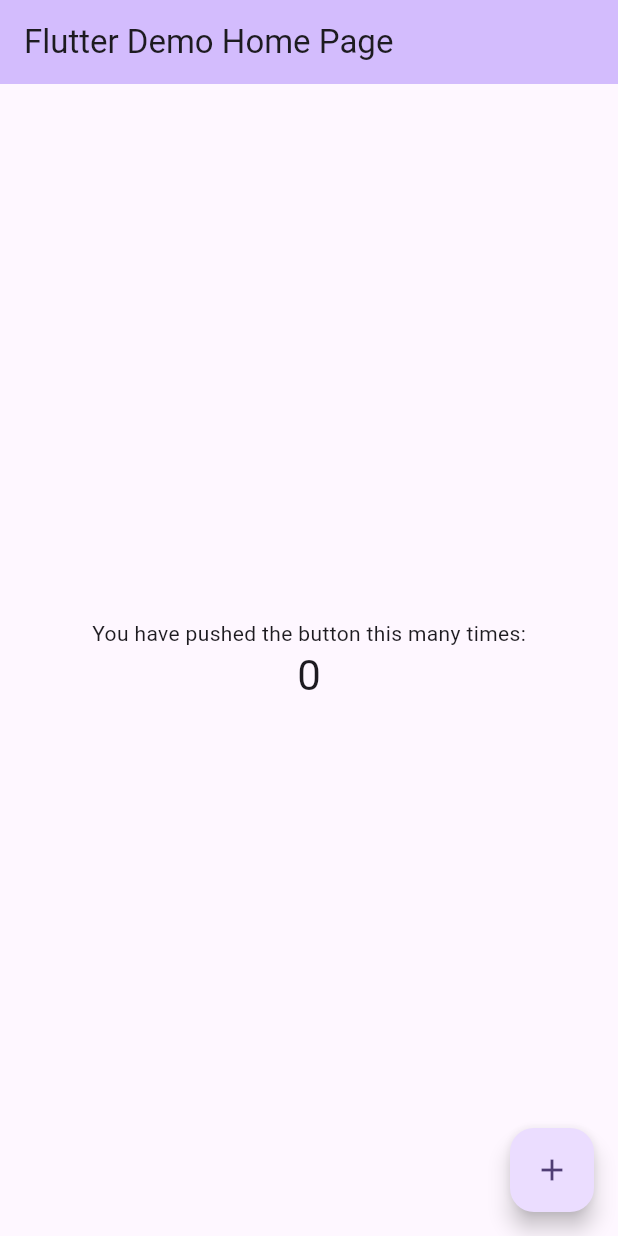
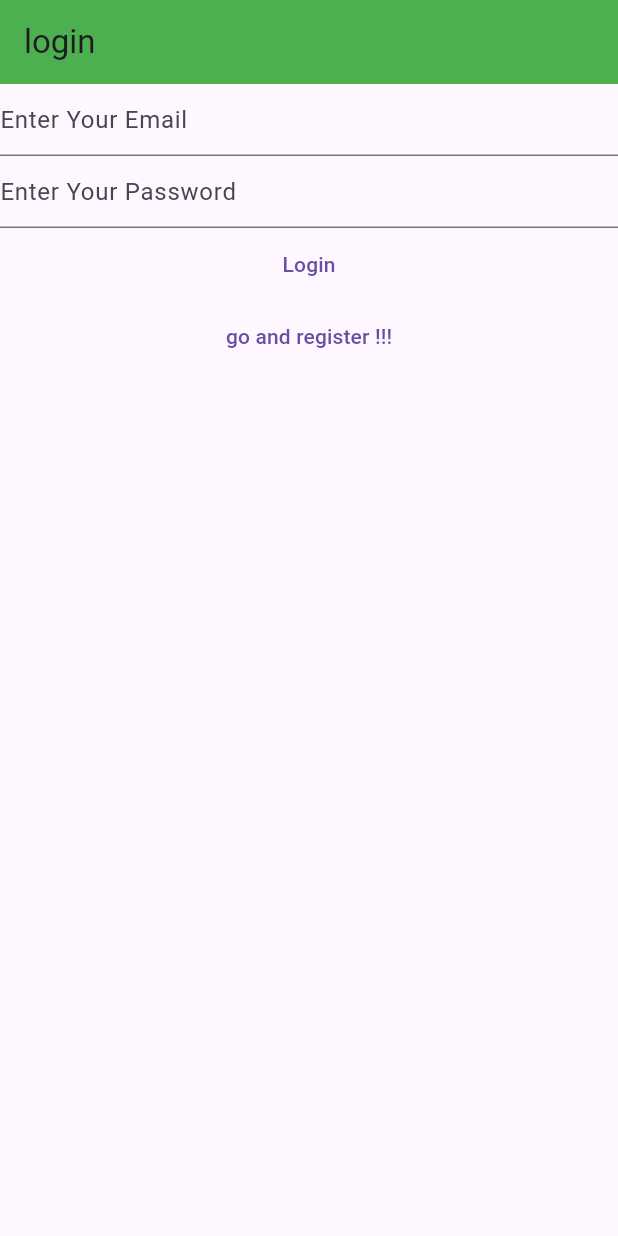
Before and after one commit to ahmedzghal-dev/my_notes_flutter_app, a Flutter app: the screen it shows after launch, on a phone screen of 412 x 824 dp. Run offline on Flutter 3.47's test engine with Material 3 defaults, Android fonts, the phone set to English and light mode, and no system bars; our stand-ins replace firebase_auth, firebase_core; accounts and stored records are empty.

Commit message:
my notes

```diff
--- a/lib/main.dart
+++ b/lib/main.dart
@@ -1,125 +1,20 @@
 import 'package:flutter/material.dart';
+import 'package:my_notes/views/home_view.dart';
+import 'package:my_notes/views/login_view.dart';
+import 'package:my_notes/views/register_view.dart';
 
 void main() {
-  runApp(const MyApp());
+  WidgetsFlutterBinding.ensureInitialized();
+  runApp(
+    MaterialApp(
+      debugShowCheckedModeBanner: false,
+      title: 'flutter demo',
+      theme: ThemeData(primarySwatch: Colors.blue),
+      home: HomePage(),
+      routes: {
+        '/login/': (context) => const LoginView(),
+        '/register/': (context) => const RegisterView(),
+      },
+    ),
+  );
 }
-
-class MyApp extends StatelessWidget {
-  const MyApp({super.key});
-
-  // This widget is the root of your application.
-  @override
-  Widget build(BuildContext context) {
-    return MaterialApp(
-      title: 'Flutter Demo',
-      theme: ThemeData(
-        // This is the theme of your application.
-        //
-        // TRY THIS: Try running your application with "flutter run". You'll see
-        // the application has a purple toolbar. Then, without quitting the app,
-        // try changing the seedColor in the colorScheme below to Colors.green
-        // and then invoke "hot reload" (save your changes or press the "hot
-        // reload" button in a Flutter-supported IDE, or press "r" if you used
-        // the command line to start the app).
-        //
-        // Notice that the counter didn't reset back to zero; the application
-        // state is not lost during the reload. To reset the state, use hot
-        // restart instead.
-        //
-        // This works for code too, not just values: Most code changes can be
-        // tested with just a hot reload.
-        colorScheme: ColorScheme.fromSeed(seedColor: Colors.deepPurple),
-        useMaterial3: true,
-      ),
-      home: const MyHomePage(title: 'Flutter Demo Home Page'),
-    );
-  }
-}
-
-class MyHomePage extends StatefulWidget {
-  const MyHomePage({super.key, required this.title});
-
-  // This widget is the home page of your application. It is stateful, meaning
-  // that it has a State object (defined below) that contains fields that affect
-  // how it looks.
-
-  // This class is the configuration for the state. It holds the values (in this
-  // case the title) provided by the parent (in this case the App widget) and
-  // used by the build method of the State. Fields in a Widget subclass are
-  // always marked "final".
-
-  final String title;
-
-  @override
-  State<MyHomePage> createState() => _MyHomePageState();
-}
-
-class _MyHomePageState extends State<MyHomePage> {
-  int _counter = 0;
-
-  void _incrementCounter() {
-    setState(() {
-      // This call to setState tells the Flutter framework that something has
-      // changed in this State, which causes it to rerun the build method below
-      // so that the display can reflect the updated values. If we changed
-      // _counter without calling setState(), then the build method would not be
-      // called again, and so nothing would appear to happen.
-      _counter++;
-    });
-  }
-
-  @override
-  Widget build(BuildContext context) {
-    // This method is rerun every time setState is called, for instance as done
-    // by the _incrementCounter method above.
-    //
-    // The Flutter framework has been optimized to make rerunning build methods
-    // fast, so that you can just rebuild anything that needs updating rather
-    // than having to individually change instances of widgets.
-    return Scaffold(
-      appBar: AppBar(
-        // TRY THIS: Try changing the color here to a specific color (to
-        // Colors.amber, perhaps?) and trigger a hot reload to see the AppBar
-        // change color while the other colors stay the same.
-        backgroundColor: Theme.of(context).colorScheme.inversePrimary,
-        // Here we take the value from the MyHomePage object that was created by
-        // the App.build method, and use it to set our appbar title.
-        title: Text(widget.title),
-      ),
-      body: Center(
-        // Center is a layout widget. It takes a single child and positions it
-        // in the middle of the parent.
-        child: Column(
-          // Column is also a layout widget. It takes a list of children and
-          // arranges them vertically. By default, it sizes itself to fit its
-          // children horizontally, and tries to be as tall as its parent.
-          //
-          // Column has various properties to control how it sizes itself and
-          // how it positions its children. Here we use mainAxisAlignment to
-          // center the children vertically; the main axis here is the vertical
-          // axis because Columns are vertical (the cross axis would be
-          // horizontal).
-          //
-          // TRY THIS: Invoke "debug painting" (choose the "Toggle Debug Paint"
-          // action in the IDE, or press "p" in the console), to see the
-          // wireframe for each widget.
-          mainAxisAlignment: MainAxisAlignment.center,
-          children: <Widget>[
-            const Text(
-              'You have pushed the button this many times:',
-            ),
-            Text(
-              '$_counter',
-              style: Theme.of(context).textTheme.headlineMedium,
-            ),
-          ],
-        ),
-      ),
-      floatingActionButton: FloatingActionButton(
-        onPressed: _incrementCounter,
-        tooltip: 'Increment',
-        child: const Icon(Icons.add),
-      ), // This trailing comma makes auto-formatting nicer for build methods.
-    );
-  }
-}
--- /dev/null
+++ b/lib/views/home_view.dart
@@ -0,0 +1,33 @@
+import 'package:firebase_auth/firebase_auth.dart';
+import 'package:firebase_core/firebase_core.dart';
+import 'package:flutter/material.dart';
+import 'package:my_notes/firebase_options.dart';
+import 'package:my_notes/views/login_view.dart';
+
+class HomePage extends StatelessWidget {
+  const HomePage({super.key});
+
+  @override
+  Widget build(BuildContext context) {
+    return FutureBuilder(
+      future: Firebase.initializeApp(
+        options: DefaultFirebaseOptions.currentPlatform,
+      ),
+      builder: (context, snapshot) {
+        switch (snapshot.connectionState) {
+          case ConnectionState.done:
+            // final user = FirebaseAuth.instance.currentUser;
+            // print(user);
+            // if (user?.emailVerified ?? false) {
+            //   return const Text('Done');
+            // } else {
+            //   return const VerifyEmailView();
+            // }
+            return LoginView();
+          default:
+            return const CircularProgressIndicator();
+        }
+      },
+    );
+  }
+}
--- /dev/null
+++ b/lib/views/login_view.dart
@@ -0,0 +1,86 @@
+import 'package:firebase_auth/firebase_auth.dart';
+import 'package:flutter/material.dart';
+
+class LoginView extends StatefulWidget {
+  const LoginView({super.key});
+
+  @override
+  State<LoginView> createState() => _LoginViewState();
+}
+
+class _LoginViewState extends State<LoginView> {
+  late final TextEditingController _email;
+  late final TextEditingController _password;
+
+  @override
+  void initState() {
+    _email = TextEditingController();
+    _password = TextEditingController();
+    super.initState();
+  }
+
+  @override
+  void dispose() {
+    _email.dispose();
+    _password.dispose();
+    super.dispose();
+  }
+
+  @override
+  Widget build(BuildContext context) {
+    return Scaffold(
+      appBar: AppBar(
+        backgroundColor: Colors.green,
+        title: Text("login"),
+      ),
+      body: Column(
+        children: [
+          TextField(
+            controller: _email,
+            enableSuggestions: false,
+            autocorrect: false,
+            keyboardType: TextInputType.emailAddress,
+            decoration: InputDecoration(hintText: 'Enter Your Email'),
+          ),
+          TextField(
+            controller: _password,
+            obscureText: true,
+            enableSuggestions: false,
+            autocorrect: false,
+            decoration: InputDecoration(hintText: 'Enter Your Password'),
+          ),
+          TextButton(
+            onPressed: () async {
+              final email = _email.text;
+              final password = _password.text;
+              try {
+                final userCredential =
+                    await FirebaseAuth.instance.signInWithEmailAndPassword(
+                  email: email,
+                  password: password,
+                );
+                print(userCredential);
+              } on FirebaseAuthException catch (e) {
+                if (e.code == 'user-not-found') {
+                  print('User not found');
+                } else if (e.code == 'wrong password') {
+                  print('wrong password');
+                }
+              }
+            },
+            child: Text('Login'),
+          ),
+          TextButton(
+            onPressed: () {
+              Navigator.of(context).pushNamedAndRemoveUntil(
+                '/register/',
+                (route) => false,
+              );
+            },
+            child: Text('go and register !!!'),
+          ),
+        ],
+      ),
+    );
+  }
+}
--- /dev/null
+++ b/lib/views/register_view.dart
@@ -0,0 +1,90 @@
+import 'package:firebase_auth/firebase_auth.dart';
+import 'package:firebase_core/firebase_core.dart';
+import 'package:flutter/material.dart';
+import 'package:my_notes/firebase_options.dart';
+
+class RegisterView extends StatefulWidget {
+  const RegisterView({super.key});
+
+  @override
+  State<RegisterView> createState() => _RegisterViewState();
+}
+
+class _RegisterViewState extends State<RegisterView> {
+  late final TextEditingController _email;
+  late final TextEditingController _password;
+
+  @override
+  void initState() {
+    _email = TextEditingController();
+    _password = TextEditingController();
+    super.initState();
+  }
+
+  @override
+  void dispose() {
+    _email.dispose();
+    _password.dispose();
+    super.dispose();
+  }
+
+  @override
+  Widget build(BuildContext context) {
+    return Scaffold(
+      appBar: AppBar(
+        backgroundColor: Colors.blue,
+        title: Text("Register"),
+      ),
+      body: Column(
+        children: [
+          TextField(
+            controller: _email,
+            enableSuggestions: false,
+            autocorrect: false,
+            keyboardType: TextInputType.emailAddress,
+            decoration: InputDecoration(hintText: 'Enter Your Email'),
+          ),
+          TextField(
+            controller: _password,
+            obscureText: true,
+            enableSuggestions: false,
+            autocorrect: false,
+            decoration: InputDecoration(hintText: 'Enter Your Password'),
+          ),
+          TextButton(
+            onPressed: () async {
+              final email = _email.text;
+              final password = _password.text;
+              try {
+                final userCredential =
+                    await FirebaseAuth.instance.createUserWithEmailAndPassword(
+                  email: email,
+                  password: password,
+                );
+                print(userCredential);
+              } on FirebaseAuthException catch (e) {
+                if (e.code == 'weak-password') {
+                  print('weak password');
+                } else if (e.code == 'email-already-in-use') {
+                  print('email already in use');
+                } else if (e.code == 'invalid-email') {
+                  print('invalid email');
+                }
+              }
+            },
+            child: Text('Register'),
+          ),
+          TextButton(
+            onPressed: () {
+              Navigator.of(context).pushNamedAndRemoveUntil(
+                '/login/',
+                (route) => false,
+              );
+            },
+            child: Text('already registerd? Login'),
+          )
+        ],
+      ),
+    );
+  }
+}
--- a/pubspec.yaml
+++ b/pubspec.yaml
@@ -34,6 +34,8 @@ dependencies:
   # The following adds the Cupertino Icons font to your application.
   # Use with the CupertinoIcons class for iOS style icons.
   cupertino_icons: ^1.0.8
+  firebase_core: ^3.10.0
+  firebase_auth: ^5.4.0
 
 dev_dependencies:
   flutter_test:
```
Also changed, not shown: lib/views/verify_email_view.dart (added, +29 -0 lines), firebase.json (added), lib/firebase_options.dart (added), pubspec.lock, 6 other files.
